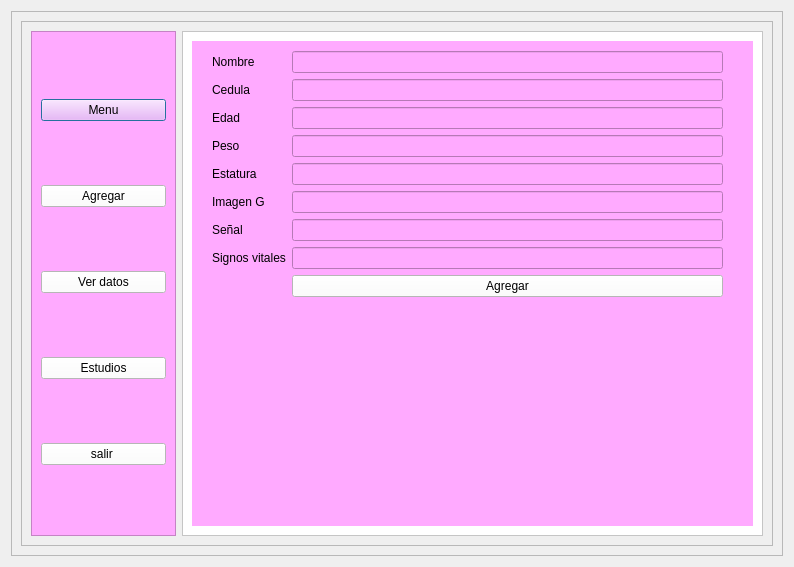
Qt form ventana resultado.ui (isavalenra/PROYECTOFINAL_INFO2) before a commit.
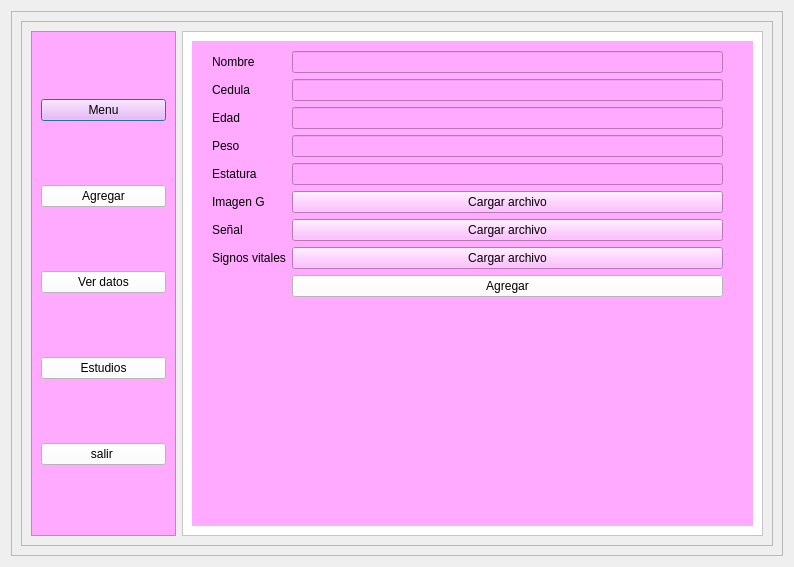
The same form after that commit. The open tabs and pages were chosen to show the change.

Commit message: Carga de url de archivos desde pushbutton

Patch:
```diff
--- a/ventana resultado.ui
+++ b/ventana resultado.ui
@@ -197,15 +197,6 @@
                  <item row="4" column="1">
                   <widget class="QLineEdit" name="estatura"/>
                  </item>
-                 <item row="5" column="1">
-                  <widget class="QLineEdit" name="url_imagen"/>
-                 </item>
-                 <item row="6" column="1">
-                  <widget class="QLineEdit" name="url_senal"/>
-                 </item>
-                 <item row="7" column="1">
-                  <widget class="QLineEdit" name="url_signos"/>
-                 </item>
                  <item row="8" column="1">
                   <widget class="QPushButton" name="Bagregar_pac">
                    <property name="styleSheet">
@@ -216,6 +207,27 @@
                    </property>
                   </widget>
                  </item>
+                 <item row="5" column="1">
+                  <widget class="QPushButton" name="url_imagen">
+                   <property name="text">
+                    <string>Cargar archivo</string>
+                   </property>
+                  </widget>
+                 </item>
+                 <item row="6" column="1">
+                  <widget class="QPushButton" name="url_senal">
+                   <property name="text">
+                    <string>Cargar archivo</string>
+                   </property>
+                  </widget>
+                 </item>
+                 <item row="7" column="1">
+                  <widget class="QPushButton" name="url_signos">
+                   <property name="text">
+                    <string>Cargar archivo</string>
+                   </property>
+                  </widget>
+                 </item>
                 </layout>
                </widget>
               </widget>
```
Left out of the diff: 4 changed lines with no effect on the pictures. The commit also changes 4 other files.
